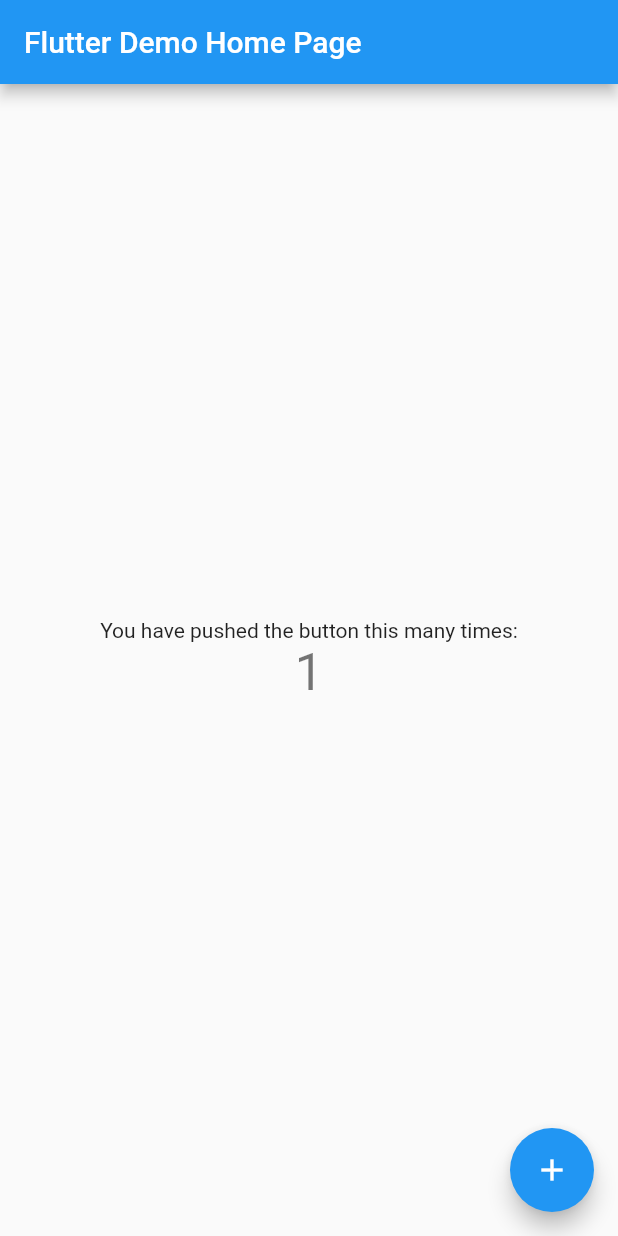
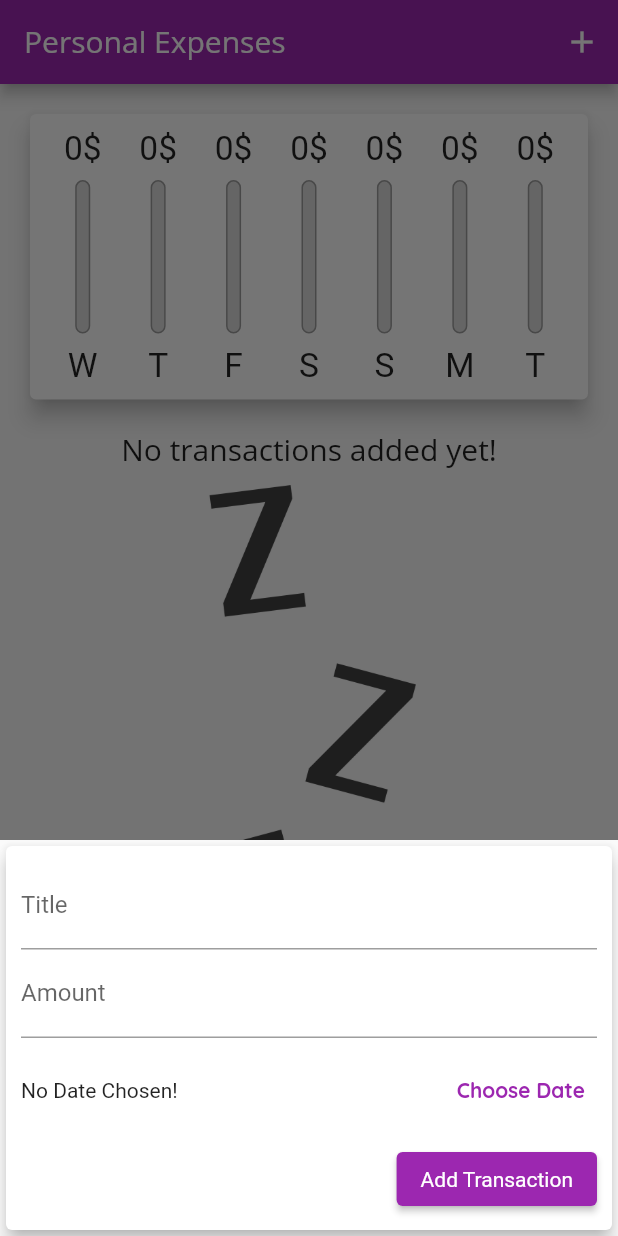
Before and after one commit to Rafay-Dev5/personal_expenses, a Flutter app: the screen it shows after launch, after a tap on the "add" icon, on a phone screen of 412 x 824 dp. Run offline on Flutter 3.47's test engine with Material 2 defaults, Android fonts, the phone set to English and light mode, and no system bars; Roboto replaces fonts that are missing (Open Sans).

Commit message:
full app

```diff
--- a/lib/main.dart
+++ b/lib/main.dart
@@ -1,115 +1,192 @@
+import 'dart:io';
+import 'package:flutter/cupertino.dart';
 import 'package:flutter/material.dart';
+//import 'package:flutter/services.dart';
+import './widgets/transaction_list.dart';
+import '../widgets/new_transactions.dart';
+import './models/transaction.dart';
+import './widgets/chart.dart';
 
 void main() {
-  runApp(const MyApp());
+  // WidgetsFlutterBinding.ensureInitialized();
+  // SystemChrome.setPreferredOrientations(
+  //     [DeviceOrientation.portraitUp, DeviceOrientation.portraitDown]);
+  runApp(MyApp());
 }
 
 class MyApp extends StatelessWidget {
-  const MyApp({Key? key}) : super(key: key);
-
-  // This widget is the root of your application.
   @override
   Widget build(BuildContext context) {
     return MaterialApp(
-      title: 'Flutter Demo',
+        title: 'Personal Expenses',
         theme: ThemeData(
-        // This is the theme of your application.
-        //
-        // Try running your application with "flutter run". You'll see the
-        // application has a blue toolbar. Then, without quitting the app, try
-        // changing the primarySwatch below to Colors.green and then invoke
-        // "hot reload" (press "r" in the console where you ran "flutter run",
-        // or simply save your changes to "hot reload" in a Flutter IDE).
-        // Notice that the counter didn't reset back to zero; the application
-        // is not restarted.
-        primarySwatch: Colors.blue,
-      ),
-      home: const MyHomePage(title: 'Flutter Demo Home Page'),
-    );
+            colorScheme: ColorScheme.fromSwatch(primarySwatch: Colors.purple)
+                .copyWith(secondary: Colors.amber),
+            fontFamily: "Quicksand",
+            textTheme: ThemeData.light().textTheme.copyWith(
+                headlineLarge: const TextStyle(
+                    fontFamily: "OpenSans",
+                    fontWeight: FontWeight.bold,
+                    fontSize: 18),
+                button: const TextStyle(color: Colors.white)),
+            appBarTheme: AppBarTheme(
+                toolbarTextStyle: ThemeData.light()
+                    .textTheme
+                    .copyWith(
+                        titleLarge: const TextStyle(
+                            fontFamily: "OpenSans", fontSize: 18))
+                    .bodyText2,
+                titleTextStyle: ThemeData.light()
+                    .textTheme
+                    .copyWith(
+                        titleLarge: const TextStyle(
+                            fontFamily: "OpenSans", fontSize: 20))
+                    .headline6)),
+        home: MyHomePage());
   }
 }
 
 class MyHomePage extends StatefulWidget {
-  const MyHomePage({Key? key, required this.title}) : super(key: key);
-
-  // This widget is the home page of your application. It is stateful, meaning
-  // that it has a State object (defined below) that contains fields that affect
-  // how it looks.
-
-  // This class is the configuration for the state. It holds the values (in this
-  // case the title) provided by the parent (in this case the App widget) and
-  // used by the build method of the State. Fields in a Widget subclass are
-  // always marked "final".
-
-  final String title;
-
   @override
   State<MyHomePage> createState() => _MyHomePageState();
 }
 
 class _MyHomePageState extends State<MyHomePage> {
-  int _counter = 0;
+  // String? titleInput;
 
-  void _incrementCounter() {
+  final List<Transaction> _userTransactions = [
+    // Transaction(
+    //     id: 't1', title: "New Shoes", amount: 69.99, date: DateTime.now()),
+    // Transaction(
+    //     id: "t2", title: "Old Shoes", amount: 39.99, date: DateTime.now()),
+  ];
+
+  void _addNewTransaction(String title, double amount, DateTime selectedDate) {
+    final newTx = Transaction(
+        id: DateTime.now().toString(),
+        title: title,
+        amount: amount,
+        date: selectedDate);
+
     setState(() {
-      // This call to setState tells the Flutter framework that something has
-      // changed in this State, which causes it to rerun the build method below
-      // so that the display can reflect the updated values. If we changed
-      // _counter without calling setState(), then the build method would not be
-      // called again, and so nothing would appear to happen.
-      _counter++;
+      _userTransactions.add(newTx);
     });
+  }
+
+  void _deleteTransaction(String id) {
+    setState(() {
+      _userTransactions.removeWhere((element) => element.id == id);
+    });
+  }
+
+  void _startAddNewTransaction(BuildContext context) {
+    showModalBottomSheet(
+        context: context, builder: (_) => NewTransaction(_addNewTransaction));
+  }
+
+  bool _showChart = false;
+
+  List<Transaction> get _recentTransactions {
+    return _userTransactions.where((element) {
+      return element.date
+          .isAfter(DateTime.now().subtract(const Duration(days: 7)));
+    }).toList();
   }
 
   @override
   Widget build(BuildContext context) {
-    // This method is rerun every time setState is called, for instance as done
-    // by the _incrementCounter method above.
-    //
-    // The Flutter framework has been optimized to make rerunning build methods
-    // fast, so that you can just rebuild anything that needs updating rather
-    // than having to individually change instances of widgets.
-    return Scaffold(
-      appBar: AppBar(
-        // Here we take the value from the MyHomePage object that was created by
-        // the App.build method, and use it to set our appbar title.
-        title: Text(widget.title),
+    final mediaQuery = MediaQuery.of(context);
+    final isLandscape = mediaQuery.orientation == Orientation.landscape;
+    final iosAppBar = CupertinoNavigationBar(
+      middle: const Text(
+        "Personal Expenses",
+        style: TextStyle(fontFamily: "Open Sans"),
       ),
-      body: Center(
-        // Center is a layout widget. It takes a single child and positions it
-        // in the middle of the parent.
+      trailing: Row(
+        mainAxisSize: MainAxisSize.min,
+        children: <Widget>[
+          GestureDetector(
+            onTap: () => _startAddNewTransaction(context),
+            child: const Icon(CupertinoIcons.add),
+          )
+        ],
+      ),
+    );
+    final appBar = AppBar(
+      title: const Text(
+        "Personal Expenses",
+        style: TextStyle(fontFamily: "Open Sans"),
+      ),
+      actions: <Widget>[
+        IconButton(
+            onPressed: () => _startAddNewTransaction(context),
+            icon: const Icon(Icons.add))
+      ],
+    );
+
+    final txListWidget = SizedBox(
+        height: (mediaQuery.size.height -
+                appBar.preferredSize.height -
+                mediaQuery.padding.top) *
+            0.7,
+        child: TransactionList(_userTransactions, _deleteTransaction));
+
+    final pageBody = SafeArea(
+        child: SingleChildScrollView(
       child: Column(
-          // Column is also a layout widget. It takes a list of children and
-          // arranges them vertically. By default, it sizes itself to fit its
-          // children horizontally, and tries to be as tall as its parent.
-          //
-          // Invoke "debug painting" (press "p" in the console, choose the
-          // "Toggle Debug Paint" action from the Flutter Inspector in Android
-          // Studio, or the "Toggle Debug Paint" command in Visual Studio Code)
-          // to see the wireframe for each widget.
-          //
-          // Column has various properties to control how it sizes itself and
-          // how it positions its children. Here we use mainAxisAlignment to
-          // center the children vertically; the main axis here is the vertical
-          // axis because Columns are vertical (the cross axis would be
-          // horizontal).
+        //mainAxisAlignment: MainAxisAlignment.start,
+        crossAxisAlignment: CrossAxisAlignment.stretch,
+        children: <Widget>[
+          if (isLandscape)
+            Row(
               mainAxisAlignment: MainAxisAlignment.center,
               children: <Widget>[
-            const Text(
-              'You have pushed the button this many times:',
-            ),
-            Text(
-              '$_counter',
-              style: Theme.of(context).textTheme.headline4,
-            ),
+                Text("Show Chart",
+                    style: Theme.of(context).appBarTheme.titleTextStyle),
+                Switch.adaptive(
+                    activeColor: Theme.of(context).colorScheme.secondary,
+                    value: _showChart,
+                    onChanged: (val) {
+                      setState(() {
+                        _showChart = val;
+                      });
+                    })
               ],
             ),
+          if (!isLandscape)
+            SizedBox(
+                height: (mediaQuery.size.height -
+                        appBar.preferredSize.height -
+                        mediaQuery.padding.top) *
+                    0.3,
+                child: Chart(_recentTransactions)),
+          if (!isLandscape) txListWidget,
+          if (isLandscape)
+            _showChart
+                ? SizedBox(
+                    height: (mediaQuery.size.height -
+                            appBar.preferredSize.height -
+                            mediaQuery.padding.top) *
+                        0.7,
+                    child: Chart(_recentTransactions))
+                : txListWidget
+        ],
       ),
-      floatingActionButton: FloatingActionButton(
-        onPressed: _incrementCounter,
-        tooltip: 'Increment',
+    ));
+
+    return Platform.isIOS
+        ? CupertinoPageScaffold(navigationBar: iosAppBar, child: pageBody)
+        : Scaffold(
+            appBar: appBar,
+            body: pageBody,
+            floatingActionButtonLocation:
+                FloatingActionButtonLocation.centerFloat,
+            floatingActionButton: Platform.isIOS
+                ? Container()
+                : FloatingActionButton(
+                    onPressed: () => _startAddNewTransaction(context),
                     child: const Icon(Icons.add),
-      ), // This trailing comma makes auto-formatting nicer for build methods.
+                  ),
           );
   }
 }
--- /dev/null
+++ b/lib/models/transaction.dart
@@ -0,0 +1,12 @@
+class Transaction {
+  final String id;
+  final String title;
+  final double amount;
+  final DateTime date;
+
+  Transaction(
+      {required this.id,
+      required this.title,
+      required this.amount,
+      required this.date});
+}
--- /dev/null
+++ b/lib/widgets/adaptive_button.dart
@@ -0,0 +1,29 @@
+import 'dart:io';
+import 'package:flutter/cupertino.dart';
+import 'package:flutter/material.dart';
+
+class AdaptiveButton extends StatelessWidget {
+  final String text;
+  final VoidCallback handler;
+
+  AdaptiveButton(this.text, this.handler);
+
+  @override
+  Widget build(BuildContext context) {
+    return Platform.isIOS
+        ? CupertinoButton(
+            onPressed: handler,
+            child: Text(
+              text,
+              style: const TextStyle(fontWeight: FontWeight.bold),
+            ))
+        : TextButton(
+            style: TextButton.styleFrom(
+                primary: Theme.of(context).colorScheme.primary),
+            onPressed: handler,
+            child: Text(
+              text,
+              style: const TextStyle(fontWeight: FontWeight.bold),
+            ));
+  }
+}
--- /dev/null
+++ b/lib/widgets/chart.dart
@@ -0,0 +1,59 @@
+import 'package:flutter/material.dart';
+import '../models/transaction.dart';
+import 'package:intl/intl.dart';
+import 'chart_bar.dart';
+
+class Chart extends StatelessWidget {
+  final List<Transaction> recentTransactions;
+
+  Chart(this.recentTransactions);
+
+  List<Map<String, Object>> get groupedTransactionValues {
+    return List.generate(7, (index) {
+      final weekDay = DateTime.now().subtract(Duration(days: index));
+      var totalSum = 0.0;
+      for (var i = 0; i < recentTransactions.length; i++) {
+        if (recentTransactions[i].date.day == weekDay.day &&
+            recentTransactions[i].date.month == weekDay.month &&
+            recentTransactions[i].date.year == weekDay.year) {
+          totalSum += recentTransactions[i].amount;
+        }
+      }
+
+      return {
+        'day': DateFormat.E().format(weekDay).substring(0, 1),
+        'amount': totalSum
+      };
+    }).reversed.toList();
+  }
+
+  double get totalSpending {
+    return groupedTransactionValues.fold(0.0, (currentSum, element) {
+      return currentSum + (element['amount'] as double);
+    });
+  }
+
+  @override
+  Widget build(BuildContext context) {
+    return Card(
+        elevation: 6,
+        margin: const EdgeInsets.all(20),
+        child: Padding(
+          padding: const EdgeInsets.all(10),
+          child: Row(
+            mainAxisAlignment: MainAxisAlignment.spaceAround,
+            children: groupedTransactionValues.map((data) {
+              return Flexible(
+                fit: FlexFit.tight,
+                child: ChartBar(
+                    data['day'] as String,
+                    data['amount'] as double,
+                    totalSpending == 0
+                        ? 0.0
+                        : (data['amount'] as double) / totalSpending),
+              );
+            }).toList(),
+          ),
+        ));
+  }
+}
--- /dev/null
+++ b/lib/widgets/chart_bar.dart
@@ -0,0 +1,55 @@
+import 'package:flutter/material.dart';
+
+class ChartBar extends StatelessWidget {
+  final String label;
+  final double spendingAmount;
+  final double spendingPctOfTotal;
+
+  ChartBar(this.label, this.spendingAmount, this.spendingPctOfTotal);
+
+  @override
+  Widget build(BuildContext context) {
+    return LayoutBuilder(
+      builder: ((context, constraints) {
+        return Column(
+          children: <Widget>[
+            SizedBox(
+              height: constraints.maxHeight * 0.15,
+              child: FittedBox(
+                child: Text("${spendingAmount.toStringAsFixed(0)}\$"),
+              ),
+            ),
+            SizedBox(
+              height: constraints.maxHeight * 0.05,
+            ),
+            SizedBox(
+              height: constraints.maxHeight * 0.6,
+              width: 10,
+              child: Stack(children: <Widget>[
+                Container(
+                  decoration: BoxDecoration(
+                      border: Border.all(color: Colors.grey, width: 1.0),
+                      color: const Color.fromRGBO(220, 220, 220, 1),
+                      borderRadius: BorderRadius.circular(10)),
+                ),
+                FractionallySizedBox(
+                    heightFactor: spendingPctOfTotal,
+                    child: Container(
+                      decoration: BoxDecoration(
+                          color: Theme.of(context).colorScheme.primary,
+                          borderRadius: BorderRadius.circular(10)),
+                    ))
+              ]),
+            ),
+            SizedBox(
+              height: constraints.maxHeight * 0.05,
+            ),
+            SizedBox(
+                height: constraints.maxHeight * 0.15,
+                child: FittedBox(child: Text(label))),
+          ],
+        );
+      }),
+    );
+  }
+}
--- /dev/null
+++ b/lib/widgets/new_transactions.dart
@@ -0,0 +1,111 @@
+import 'package:flutter/material.dart';
+import 'package:intl/intl.dart';
+import '../widgets/adaptive_button.dart';
+
+class NewTransaction extends StatefulWidget {
+  final Function addTx;
+
+  NewTransaction(this.addTx);
+
+  @override
+  State<NewTransaction> createState() => _NewTransactionState();
+}
+
+class _NewTransactionState extends State<NewTransaction> {
+  final _titleController = TextEditingController();
+
+  final _amountController = TextEditingController();
+
+  DateTime? _selectedDate;
+
+  void _submitData() {
+    if (_amountController.text.isEmpty) {
+      return;
+    }
+    final enteredTitle = _titleController.text;
+    final enteredAmount = double.tryParse(_amountController.text);
+
+    if (enteredTitle.isEmpty || enteredAmount! <= 0 || _selectedDate == null) {
+      return;
+    }
+
+    widget.addTx(enteredTitle, enteredAmount, _selectedDate);
+
+    Navigator.of(context).pop();
+  }
+
+  void _presentDatePicker() {
+    showDatePicker(
+            context: context,
+            initialDate: DateTime.now(),
+            firstDate: DateTime(2022),
+            lastDate: DateTime.now())
+        .then((pickedDate) {
+      if (pickedDate == null) {
+        return;
+      }
+
+      setState(() {
+        _selectedDate = pickedDate;
+      });
+    });
+  }
+
+  @override
+  Widget build(BuildContext context) {
+    return SingleChildScrollView(
+      child: Card(
+        elevation: 5,
+        child: Container(
+            padding: EdgeInsets.only(
+                top: 10,
+                left: 10,
+                right: 10,
+                bottom: MediaQuery.of(context).viewInsets.bottom + 10),
+            child: Column(
+                crossAxisAlignment: CrossAxisAlignment.end,
+                children: <Widget>[
+                  TextField(
+                    decoration: const InputDecoration(labelText: "Title"),
+                    controller: _titleController,
+                    onSubmitted: (_) => _submitData(),
+                    // onChanged: (value) {
+                    //   titleInput = value;
+                    // },
+                  ),
+                  TextField(
+                    decoration: const InputDecoration(labelText: "Amount"),
+                    controller: _amountController,
+                    keyboardType:
+                        const TextInputType.numberWithOptions(decimal: true),
+                    onSubmitted: (_) => _submitData(),
+                    // onChanged: (value) {
+                    //   amountInput = value;
+                    // },
+                  ),
+                  SizedBox(
+                    height: 70,
+                    child: Row(
+                      children: <Widget>[
+                        Expanded(
+                          child: Text(_selectedDate == null
+                              ? "No Date Chosen!"
+                              : "Picked Date: ${DateFormat.yMMMd().format(_selectedDate as DateTime)}"),
+                        ),
+                        AdaptiveButton("Choose Date", _presentDatePicker)
+                      ],
+                    ),
+                  ),
+                  ElevatedButton(
+                      onPressed: _submitData,
+                      style: ElevatedButton.styleFrom(
+                          primary: Theme.of(context).colorScheme.primary,
+                          textStyle: TextStyle(
+                              color:
+                                  Theme.of(context).textTheme.button?.color)),
+                      child: const Text("Add Transaction"))
+                ])),
+      ),
+    );
+  }
+}
--- /dev/null
+++ b/lib/widgets/transaction_list.dart
@@ -0,0 +1,106 @@
+import 'package:flutter/material.dart';
+import 'package:intl/intl.dart';
+import '../models/transaction.dart';
+
+class TransactionList extends StatelessWidget {
+  final List<Transaction> transactions;
+  final Function deleteTx;
+
+  TransactionList(this.transactions, this.deleteTx);
+
+  @override
+  Widget build(BuildContext context) {
+    return transactions.isEmpty
+        ? LayoutBuilder(builder: ((context, constraints) {
+            return Column(
+              children: <Widget>[
+                Text("No transactions added yet!",
+                    style: Theme.of(context).appBarTheme.titleTextStyle),
+                Container(
+                    height: constraints.maxHeight * 0.6,
+                    margin: const EdgeInsets.all(10),
+                    child: Image.asset('assets/images/waiting.png',
+                        fit: BoxFit.cover))
+              ],
+            );
+          }))
+        : ListView.builder(
+            itemCount: transactions.length,
+            itemBuilder: ((context, index) {
+              return Card(
+                margin: const EdgeInsets.symmetric(vertical: 8, horizontal: 5),
+                elevation: 5,
+                child: ListTile(
+                  leading: CircleAvatar(
+                    backgroundColor: Theme.of(context).colorScheme.primary,
+                    radius: 30,
+                    child: Padding(
+                      padding: const EdgeInsets.all(10),
+                      child: FittedBox(
+                          child: Text(
+                        "${transactions[index].amount.toStringAsFixed(2)}\$",
+                        style: TextStyle(
+                            color: Theme.of(context).textTheme.button!.color),
+                      )),
+                    ),
+                  ),
+                  title: Text(
+                    transactions[index].title,
+                    style: Theme.of(context).appBarTheme.titleTextStyle,
+                  ),
+                  subtitle:
+                      Text(DateFormat.yMMMd().format(transactions[index].date)),
+                  trailing: MediaQuery.of(context).size.width > 300
+                      ? TextButton.icon(
+                          style: TextButton.styleFrom(
+                              primary: Theme.of(context).errorColor),
+                          icon: const Icon(Icons.delete),
+                          label: const Text("Delete"),
+                          onPressed: () => deleteTx(transactions[index].id))
+                      : IconButton(
+                          onPressed: () => deleteTx(transactions[index].id),
+                          icon: const Icon(Icons.delete),
+                          color: Theme.of(context).errorColor,
+                        ),
+                ),
+              );
+            }));
+  }
+}
+
+// Card(
+//                   child: Row(
+//                     children: <Widget>[
+//                       Container(
+//                         margin: const EdgeInsets.symmetric(
+//                             vertical: 10, horizontal: 15),
+//                         decoration: BoxDecoration(
+//                             border: Border.all(
+//                                 color: Theme.of(context).colorScheme.primary,
+//                                 width: 2)),
+//                         padding: const EdgeInsets.all(10),
+//                         child: Text(
+//                           '${transactions[index].amount.toStringAsFixed(2)}\$',
+//                           style: TextStyle(
+//                               fontWeight: FontWeight.bold,
+//                               fontSize: 20,
+//                               color: Theme.of(context).colorScheme.primary),
+//                         ),
+//                       ),
+//                       Column(
+//                         crossAxisAlignment: CrossAxisAlignment.start,
+//                         children: <Widget>[
+//                           Text(
+//                             transactions[index].title,
+//                             style:
+//                                 Theme.of(context).appBarTheme.toolbarTextStyle,
+//                           ),
+//                           Text(
+//                               DateFormat.yMMMEd()
+//                                   .format(transactions[index].date),
+//                               style: const TextStyle(color: Colors.grey)),
+//                         ],
+//                       )
+//                     ],
+//                   ),
+//                 );
```
Also changed, not shown: pubspec.yaml (+15 -11 lines), assets/fonts/OpenSans-Bold.ttf (added), assets/fonts/OpenSans-Regular.ttf (added), assets/fonts/Quicksand-Bold.ttf (added), assets/fonts/Quicksand-Light.ttf (added), assets/fonts/Quicksand-Medium.ttf (added), assets/fonts/Quicksand-Regular.ttf (added), assets/images/waiting.png (added), pubspec.lock. Lines whose indentation alone changed are shown as unchanged.
